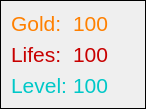
Before: the Qt Designer form userstatuswidget.ui in Konstilio/Tower_Defence, drawn with Qt 5.
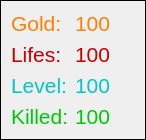
After: the same form once the commit is applied.

Patch:
```diff
--- a/userstatuswidget.ui
+++ b/userstatuswidget.ui
@@ -7,7 +7,7 @@
     <x>0</x>
     <y>0</y>
     <width>146</width>
-    <height>91</height>
+    <height>122</height>
    </rect>
   </property>
   <property name="windowTitle">
@@ -439,6 +439,146 @@
      </property>
     </spacer>
    </item>
+   <item row="3" column="0">
+    <widget class="QLabel" name="m_KilledTitle">
+     <property name="palette">
+      <palette>
+       <active>
+        <colorrole role="WindowText">
+         <brush brushstyle="SolidPattern">
+          <color alpha="255">
+           <red>0</red>
+           <green>200</green>
+           <blue>10</blue>
+          </color>
+         </brush>
+        </colorrole>
+        <colorrole role="Text">
+         <brush brushstyle="SolidPattern">
+          <color alpha="255">
+           <red>0</red>
+           <green>200</green>
+           <blue>10</blue>
+          </color>
+         </brush>
+        </colorrole>
+        <colorrole role="ButtonText">
+         <brush brushstyle="SolidPattern">
+          <color alpha="255">
+           <red>0</red>
+           <green>200</green>
+           <blue>10</blue>
+          </color>
+         </brush>
+        </colorrole>
+       </active>
+       <inactive>
+        <colorrole role="WindowText">
+         <brush brushstyle="SolidPattern">
+          <color alpha="255">
+           <red>0</red>
+           <green>200</green>
+           <blue>10</blue>
+          </color>
+         </brush>
+        </colorrole>
+        <colorrole role="Text">
+         <brush brushstyle="SolidPattern">
+          <color alpha="255">
+           <red>0</red>
+           <green>200</green>
+           <blue>10</blue>
+          </color>
+         </brush>
+        </colorrole>
+        <colorrole role="ButtonText">
+         <brush brushstyle="SolidPattern">
+          <color alpha="255">
+           <red>0</red>
+           <green>200</green>
+           <blue>10</blue>
+          </color>
+         </brush>
+        </colorrole>
+       </inactive>
+       <disabled>
+        <colorrole role="WindowText">
+         <brush brushstyle="SolidPattern">
+          <color alpha="255">
+           <red>0</red>
+           <green>200</green>
+           <blue>10</blue>
+          </color>
+         </brush>
+        </colorrole>
+        <colorrole role="Text">
+         <brush brushstyle="SolidPattern">
+          <color alpha="255">
+           <red>0</red>
+           <green>200</green>
+           <blue>10</blue>
+          </color>
+         </brush>
+        </colorrole>
+        <colorrole role="ButtonText">
+         <brush brushstyle="SolidPattern">
+          <color alpha="255">
+           <red>0</red>
+           <green>200</green>
+           <blue>10</blue>
+          </color>
+         </brush>
+        </colorrole>
+       </disabled>
+      </palette>
+     </property>
+     <property name="font">
+      <font>
+       <pointsize>16</pointsize>
+      </font>
+     </property>
+     <property name="styleSheet">
+      <string notr="true">color: rgb(0, 200, 10)</string>
+     </property>
+     <property name="text">
+      <string>Killed:</string>
+     </property>
+    </widget>
+   </item>
+   <item row="3" column="1">
+    <widget class="QLabel" name="m_KilledValue">
+     <property name="sizePolicy">
+      <sizepolicy hsizetype="Expanding" vsizetype="Preferred">
+       <horstretch>0</horstretch>
+       <verstretch>0</verstretch>
+      </sizepolicy>
+     </property>
+     <property name="font">
+      <font>
+       <pointsize>16</pointsize>
+      </font>
+     </property>
+     <property name="styleSheet">
+      <string notr="true">color: rgb(0, 200, 10)</string>
+     </property>
+     <property name="text">
+      <string>100</string>
+     </property>
+    </widget>
+   </item>
+   <item row="3" column="2">
+    <spacer name="m_KilledSpacer">
+     <property name="orientation">
+      <enum>Qt::Horizontal</enum>
+     </property>
+     <property name="sizeHint" stdset="0">
+      <size>
+       <width>27</width>
+       <height>12</height>
+      </size>
+     </property>
+    </spacer>
+   </item>
   </layout>
  </widget>
  <resources/>
```
